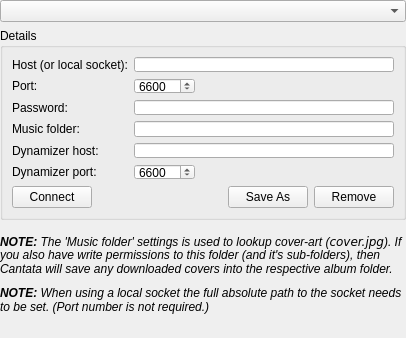
This is gui/serversettings.ui in polpo/cantata-mac as Qt 5 draws it before an edit. The edited form follows.
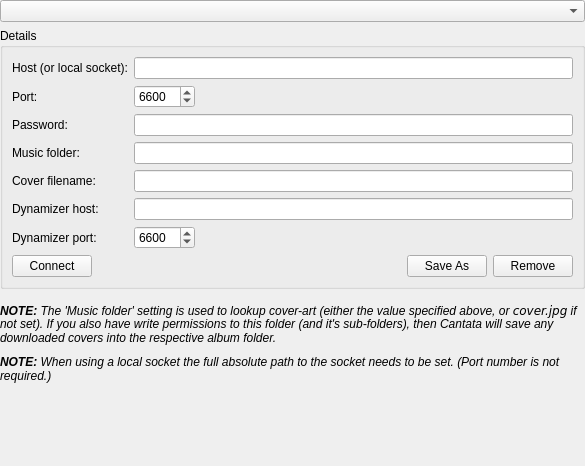
This is the edited form. Custom widgets are drawn as their Qt base class.

Commit message: Add setting to control name of downloaded cover files. BUG: 104

```diff
--- a/gui/serversettings.ui
+++ b/gui/serversettings.ui
@@ -6,8 +6,8 @@
    <rect>
     <x>0</x>
     <y>0</y>
-    <width>406</width>
-    <height>332</height>
+    <width>585</width>
+    <height>466</height>
    </rect>
   </property>
   <property name="windowTitle">
@@ -97,8 +97,7 @@
         <item row="3" column="1">
          <widget class="DirRequester" name="dir"/>
         </item>
-
-        <item row="4" column="0">
+        <item row="5" column="0">
          <widget class="BuddyLabel" name="dynamicHostLabel">
           <property name="text">
            <string>Dynamizer host:</string>
@@ -108,10 +107,10 @@
           </property>
          </widget>
         </item>
-        <item row="4" column="1">
+        <item row="5" column="1">
          <widget class="LineEdit" name="dynamicHost"/>
         </item>
-        <item row="5" column="0">
+        <item row="6" column="0">
          <widget class="BuddyLabel" name="dynamicPortLabel">
           <property name="text">
            <string>Dynamizer port:</string>
@@ -121,7 +120,7 @@
           </property>
          </widget>
         </item>
-        <item row="5" column="1">
+        <item row="6" column="1">
          <widget class="SpinBox" name="dynamicPort">
           <property name="minimum">
            <number>1</number>
@@ -134,6 +133,19 @@
           </property>
          </widget>
         </item>
+        <item row="4" column="0">
+         <widget class="BuddyLabel" name="coverNameLabel">
+          <property name="text">
+           <string>Cover filename:</string>
+          </property>
+          <property name="buddy">
+           <cstring>coverName</cstring>
+          </property>
+         </widget>
+        </item>
+        <item row="4" column="1">
+         <widget class="LineEdit" name="coverName"/>
+        </item>
        </layout>
       </item>
       <item row="1" column="0">
@@ -192,7 +204,7 @@
    <item>
     <widget class="QLabel" name="musicFolderNoteLabel">
      <property name="text">
-      <string>&lt;i&gt;&lt;b&gt;NOTE:&lt;/b&gt; The 'Music folder' settings is used to lookup cover-art (&lt;code&gt;cover.jpg&lt;/code&gt;). If you also have write permissions to this folder (and it's sub-folders), then Cantata will save any downloaded covers into the respective album folder.&lt;/i&gt;</string>
+      <string>&lt;i&gt;&lt;b&gt;NOTE:&lt;/b&gt; The 'Music folder' setting is used to lookup cover-art (either the value specified above, or &lt;code&gt;cover.jpg&lt;/code&gt; if not set). If you also have write permissions to this folder (and it's sub-folders), then Cantata will save any downloaded covers into the respective album folder.&lt;/i&gt;</string>
      </property>
      <property name="wordWrap">
       <bool>true</bool>
@@ -243,7 +255,9 @@
    </item>
    <item>
     <widget class="QLabel" name="dynamizerNoteLabel">
-     <property name="text" />
+     <property name="text">
+      <string/>
+     </property>
      <property name="wordWrap">
       <bool>true</bool>
      </property>
```
Left out of the diff: 13 changed lines with no effect on the pictures. The commit also changes 6 other files.
